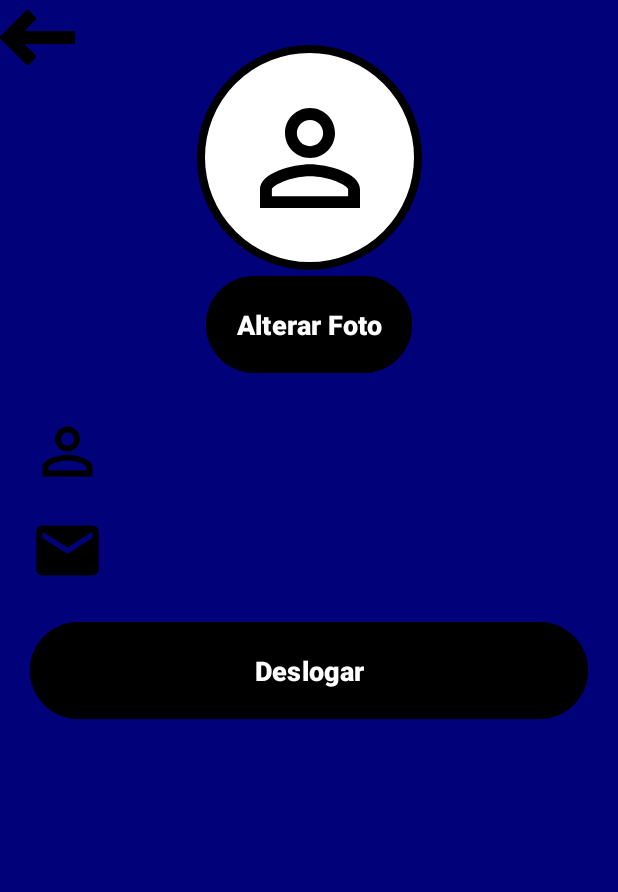
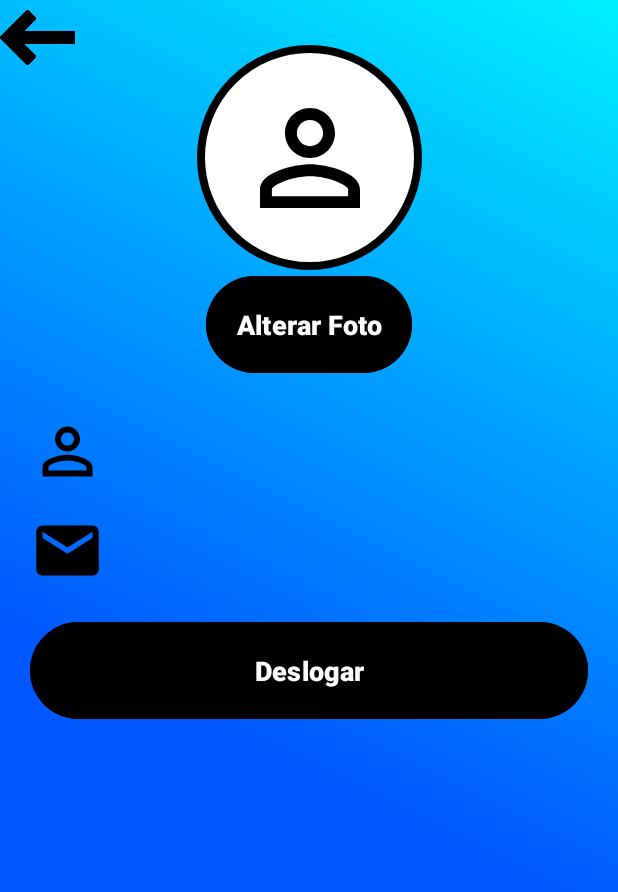
Before and after one commit to SANDIEGOVIEIRA/Music, an Android app: the TelaPrincipal screen opened directly, with no data from a screen before it, on a phone screen of 412 x 824 dp. Shown: the top 892 px of the screen. Run offline under Robolectric (Android 15) with nearby library versions, the phone set to English and light mode, and no system bars; our stand-ins replace CircleImageView, Firebase (no records; nobody signed in at launch, a user with empty details on screens opened directly).

Commit message:
bugs fix

```diff
--- a/app/src/main/res/layout/activity_tela_principal.xml
+++ b/app/src/main/res/layout/activity_tela_principal.xml
@@ -4,7 +4,7 @@
     xmlns:tools="http://schemas.android.com/tools"
     android:layout_width="match_parent"
     android:layout_height="match_parent"
-    android:background="@drawable/backgraund"
+    android:background="@drawable/fundo_degrade"
     tools:context=".TelaPrincipal"
     tools:layout_editor_absoluteX="0dp"
     tools:layout_editor_absoluteY="78dp">
```
